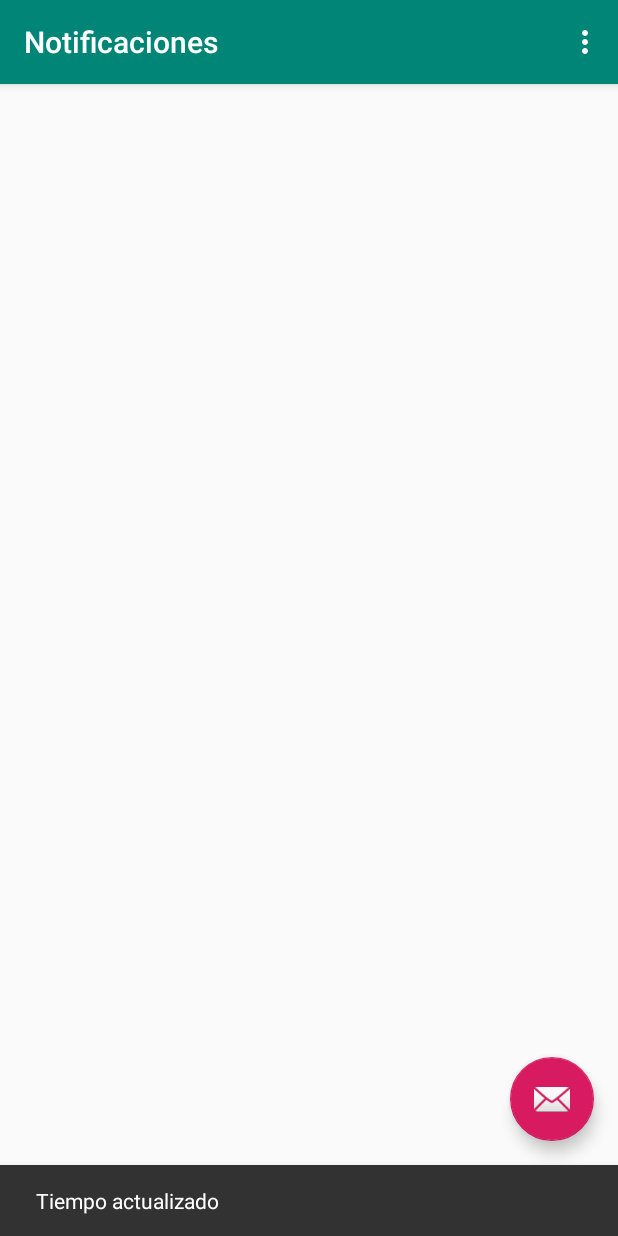
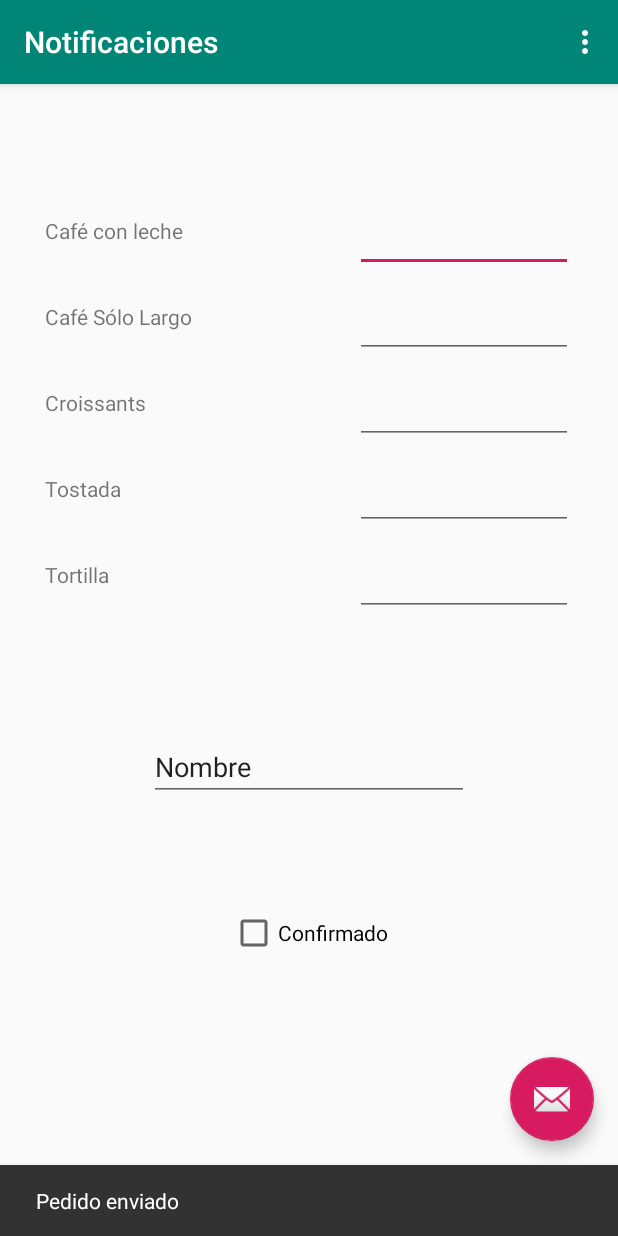
Before and after one commit to danimartinezsaa/Android-Firebase, an Android app: the screen it shows after launch (MainActivity), after a tap on an icon or button, on a phone screen of 412 x 824 dp. Run offline under Robolectric (Android 15) with nearby library versions, the phone set to English and light mode, and no system bars; our stand-ins replace Firebase (no records; nobody signed in at launch, a user with empty details on screens opened directly).

Commit message:
Implementado formulario para enviar pedido a un bar con base de datos en tiempo real firebase

```diff
--- a/app/build.gradle
+++ b/app/build.gradle
@@ -25,6 +25,7 @@ android {
 
 dependencies {
     implementation fileTree(dir: 'libs', include: ['*.jar'])
+    implementation "org.jetbrains.anko:anko-commons:$anko_version"
     implementation "org.jetbrains.kotlin:kotlin-stdlib-jdk7:$kotlin_version"
     implementation 'com.android.support:appcompat-v7:28.0.0'
     implementation 'com.android.support.constraint:constraint-layout:1.1.3'
--- a/app/src/main/java/com/dani/notificaciones/Datos.kt
+++ b/app/src/main/java/com/dani/notificaciones/Datos.kt
@@ -2,15 +2,19 @@ package com.dani.notificaciones
 
 import java.util.*
 
-data class Datos(var token: String, var nombreDispositivo: String, var hora: Date){
+data class Datos(var cafeleche: String, var cafesololargo: String, var croissant: String, var tostada: String, var tortilla: String,var confirmado: Boolean){
 
     //Lista para almacenar los Datos
     val miHashMapDatos = HashMap<String, Any>()
 
     //Rellenamos el HashMap
     fun crearHashMapDatos() {
-        miHashMapDatos.put("token", token)
-        miHashMapDatos.put("nombre", nombreDispositivo)
-        miHashMapDatos.put("hora", hora)
+        miHashMapDatos.put("cafeleche", cafeleche)
+        miHashMapDatos.put("cafesololargo", cafesololargo)
+        miHashMapDatos.put("croissant", croissant)
+        miHashMapDatos.put("tostada", tostada)
+        miHashMapDatos.put("tortilla", tortilla)
+        miHashMapDatos.put("confirmado",confirmado)
+
     }
 }
--- a/app/src/main/java/com/dani/notificaciones/MainActivity.kt
+++ b/app/src/main/java/com/dani/notificaciones/MainActivity.kt
@@ -11,17 +11,15 @@ import com.google.firebase.iid.FirebaseInstanceId
 
 import kotlinx.android.synthetic.main.activity_main.*
 import kotlinx.android.synthetic.main.content_main.*
+import org.jetbrains.anko.toast
 import java.util.*
 
 class MainActivity : AppCompatActivity() {
 
     //Objeto para referenciar Database
     private var database: DatabaseReference? = null
-    // Token del dispositivo
-    private var token: String? = null
-    // key unica creada automaticamente al añadir un child
     lateinit var misDatos : Datos
-    lateinit var key: String
+    lateinit var usuario: String
     // para actualizar los datos necesito un hash map
     val miHashMapChild = HashMap<String, Any>()
 
@@ -29,39 +27,33 @@ class MainActivity : AppCompatActivity() {
         super.onCreate(savedInstanceState)
         setContentView(R.layout.activity_main)
         setSupportActionBar(toolbar)
+        // referencia a la base de datos del proyecto en firebase
+        database = FirebaseDatabase.getInstance().getReference("/dispositivos")
 
         fab.setOnClickListener { view ->
-            Snackbar.make(view, "Tiempo actualizado", Snackbar.LENGTH_LONG)
-                .setAction("Action", null).show()
-            // cada vez que le damos click actualizamos tiempo
-            misDatos.hora = Date()
-            // Creamos el hashMap en el objeto
-            misDatos.crearHashMapDatos()
-            // actualizamos la base de datosw
-            miHashMapChild.put(key.toString(),misDatos.miHashMapDatos)
-            // actualizamos el child
-            database!!.updateChildren(miHashMapChild)
-        }
+            if(innombre.text!=null){
+                Snackbar.make(view, "Pedido enviado", Snackbar.LENGTH_LONG)
+                    .setAction("Action", null).show()
+                misDatos = Datos("","","","","",false)
 
-        //Para que no se ejecute al girar
-        if (savedInstanceState == null) {
-            try {
-                //Obtengo el token del dispositivo.
-                token = FirebaseInstanceId.getInstance().token
-                //creamos una entrada nueva en el child "dispositivos" con un key unico automatico
-                key = database!!.push().key!!
-                //guardamos el token, dispositivo, tiempo actual en la data class
-                misDatos = Datos(token.toString(),android.os.Build.MANUFACTURER+" "+android.os.Build.ID,Date())
-                //creamos el hash map
+                misDatos.cafeleche = incafeleche.text.toString()
+                misDatos.cafesololargo = incafesololargo.text.toString()
+                misDatos.croissant = incroissant.text.toString()
+                misDatos.tostada = intostada.text.toString()
+                misDatos.tortilla = intortilla.text.toString()
+                misDatos.confirmado = false
+
+                // Creamos el hashMap en el objeto
                 misDatos.crearHashMapDatos()
-                //guardamos los datos en el hash map para la key creada anteriormente
-                miHashMapChild.put(key.toString(), misDatos.miHashMapDatos)
-                //actualizamos el child
+                usuario=innombre.text.toString()
+                // actualizamos la base de datos
+                miHashMapChild.put(usuario,misDatos.miHashMapDatos)
+                // actualizamos el child
                 database!!.updateChildren(miHashMapChild)
-            } catch (e: Exception) {
-                e.printStackTrace()
-                Log.d("Notificaciones","Error escribiendo datos ${e}")
+            }else{
+                toast("Inserte Nombre para el pedido")
             }
+
         }
 
         initListener()
@@ -74,25 +66,25 @@ class MainActivity : AppCompatActivity() {
     fun initListener() {
         val childEventListener = object : ChildEventListener {
             override fun onChildRemoved(p0: DataSnapshot) {
-                Log.d("Notificaciones", "Datos borrados: " + p0.key)
+                Log.d("Bar", "Datos borrados")
             }
-
             override fun onChildChanged(p0: DataSnapshot, p1: String?) {
-                Log.d("Notificaciones", "Datos cambiados: " + (p0.getValue() as HashMap<*,*>).toString())
-                val has=(p0.child("hora").getValue() as HashMap<*,*>)
-                txthora.text=has["hours"].toString()+" : "+has["minutes"].toString()+" : "+has["seconds"].toString()
+                Log.d("Bar", "Datos cambiados: " + (p0.getValue() as HashMap<*,*>).toString())
+                val lista=(p0.getValue() as HashMap<*,*>)
+                val confirmado=lista["confirmado"].toString()
+                if(confirmado.equals("true")){
+                    checkConfirmado.setChecked(true)
+                }else{
+                    checkConfirmado.setChecked(false)
+                }
             }
-
             override fun onChildMoved(p0: DataSnapshot, p1: String?) {
                 Log.d("Notificaciones", "Datos movidos")
             }
-
             override fun onChildAdded(p0: DataSnapshot, p1: String?) {
                 // onChildAdded() capturamos la key
-                Log.d("Notificaciones", "Datos añadidos: " + p0.key)
-
+                Log.d("Notificaciones", "Datos añadidos.")
             }
-
             override fun onCancelled(p0: DatabaseError) {
                 Log.d("Notificaciones", "Error cancelacion")
             }
--- a/app/src/main/res/layout/content_main.xml
+++ b/app/src/main/res/layout/content_main.xml
@@ -9,12 +9,109 @@
         tools:showIn="@layout/activity_main"
         tools:context=".MainActivity">
 
+    <EditText
+            android:layout_width="145dp"
+            android:layout_height="45dp"
+            android:inputType="numberSigned"
+            android:ems="10"
+            android:id="@+id/incafeleche"
+            app:layout_constraintEnd_toEndOf="parent" android:layout_marginTop="80dp"
+            app:layout_constraintTop_toTopOf="parent" android:layout_marginEnd="30dp"/>
+    <EditText
+            android:layout_width="145dp"
+            android:layout_height="45dp"
+            android:inputType="numberSigned"
+            android:ems="10"
+            android:id="@+id/incafesololargo" android:layout_marginTop="12dp"
+            app:layout_constraintTop_toBottomOf="@+id/incafeleche"
+            app:layout_constraintEnd_toEndOf="parent" android:layout_marginEnd="30dp"/>
+    <EditText
+            android:layout_width="145dp"
+            android:layout_height="wrap_content"
+            android:inputType="numberSigned"
+            android:ems="10"
+            android:id="@+id/incroissant" android:layout_marginTop="12dp"
+            app:layout_constraintTop_toBottomOf="@+id/incafesololargo"
+            app:layout_constraintEnd_toEndOf="parent" android:layout_marginEnd="30dp"/>
+    <EditText
+            android:layout_width="145dp"
+            android:layout_height="45dp"
+            android:inputType="numberSigned"
+            android:ems="10"
+            android:id="@+id/intostada" android:layout_marginTop="12dp"
+            app:layout_constraintTop_toBottomOf="@+id/incroissant"
+            app:layout_constraintEnd_toEndOf="parent" android:layout_marginEnd="30dp"/>
     <TextView
+            android:text="Café con leche"
+            android:layout_width="wrap_content"
+            android:layout_height="19dp"
+            android:id="@+id/txtCafeLeche" app:layout_constraintStart_toStartOf="parent"
+            android:layout_marginStart="30dp" android:layout_marginTop="8dp"
+            app:layout_constraintTop_toTopOf="@+id/incafeleche"/>
+    <TextView
+            android:text="Café Sólo Largo"
             android:layout_width="wrap_content"
             android:layout_height="wrap_content"
-            app:layout_constraintBottom_toBottomOf="parent"
-            app:layout_constraintLeft_toLeftOf="parent"
-            app:layout_constraintRight_toRightOf="parent"
-            app:layout_constraintTop_toTopOf="parent" android:id="@+id/txthora"/>
+            android:id="@+id/txtCafeSoloLargo"
+            app:layout_constraintStart_toStartOf="parent"
+            android:layout_marginStart="30dp" android:layout_marginTop="8dp"
+            app:layout_constraintTop_toTopOf="@+id/incafesololargo"/>
+    <TextView
+            android:text="Croissants"
+            android:layout_width="wrap_content"
+            android:layout_height="wrap_content"
+            android:id="@+id/txtCroissants"
+            app:layout_constraintTop_toTopOf="@+id/incroissant" app:layout_constraintStart_toStartOf="parent"
+            android:layout_marginStart="30dp" android:layout_marginTop="8dp"/>
+    <TextView
+            android:text="Tostada"
+            android:layout_width="wrap_content"
+            android:layout_height="wrap_content"
+            android:id="@+id/txtTostada" app:layout_constraintStart_toStartOf="parent"
+            android:layout_marginStart="30dp"
+            app:layout_constraintTop_toTopOf="@+id/intostada" android:layout_marginTop="8dp"/>
+    <EditText
+            android:layout_width="145dp"
+            android:layout_height="45dp"
+            android:inputType="numberSigned"
+            android:ems="10"
+            android:id="@+id/intortilla" android:layout_marginTop="12dp"
+            app:layout_constraintTop_toBottomOf="@+id/intostada" android:layout_marginEnd="30dp"
+            app:layout_constraintEnd_toEndOf="parent"/>
+    <TextView
+            android:text="Tortilla"
+            android:layout_width="wrap_content"
+            android:layout_height="wrap_content"
+            android:id="@+id/txtTortilla" app:layout_constraintStart_toStartOf="parent"
+            android:layout_marginStart="30dp" android:layout_marginTop="8dp"
+            app:layout_constraintTop_toTopOf="@+id/intortilla"/>
+    <android.support.constraint.Guideline
+            android:orientation="horizontal"
+            android:layout_width="wrap_content"
+            android:layout_height="wrap_content" app:layout_constraintGuide_begin="401dp" android:id="@+id/guideline"
+            app:layout_constraintTop_toTopOf="parent" android:layout_marginTop="400dp"/>
+    <EditText
+            android:layout_width="wrap_content"
+            android:layout_height="wrap_content"
+            android:inputType="textPersonName"
+            android:text="Nombre"
+            android:ems="10"
+            android:id="@+id/innombre"
+            app:layout_constraintStart_toStartOf="parent"
+            app:layout_constraintEnd_toEndOf="parent" android:layout_marginTop="32dp"
+            app:layout_constraintTop_toTopOf="@+id/guideline"/>
+    <CheckBox
+            android:text="Confirmado"
+            android:layout_width="wrap_content"
+            android:layout_height="wrap_content"
+            android:id="@+id/checkConfirmado"
+            android:layout_marginTop="25dp" app:layout_constraintTop_toTopOf="@+id/guideline2"
+            android:clickable="false" app:layout_constraintStart_toStartOf="parent"
+            app:layout_constraintHorizontal_bias="0.5" app:layout_constraintEnd_toEndOf="parent"/>
+    <android.support.constraint.Guideline
+            android:orientation="horizontal"
+            android:layout_width="wrap_content"
+            android:layout_height="wrap_content" app:layout_constraintGuide_begin="525dp" android:id="@+id/guideline2"/>
+
 
 </android.support.constraint.ConstraintLayout>
--- a/build.gradle
+++ b/build.gradle
@@ -2,6 +2,7 @@
 
 buildscript {
     ext.kotlin_version = '1.3.20'
+    ext.anko_version='0.10.8'
     repositories {
         google()
         jcenter()
```
